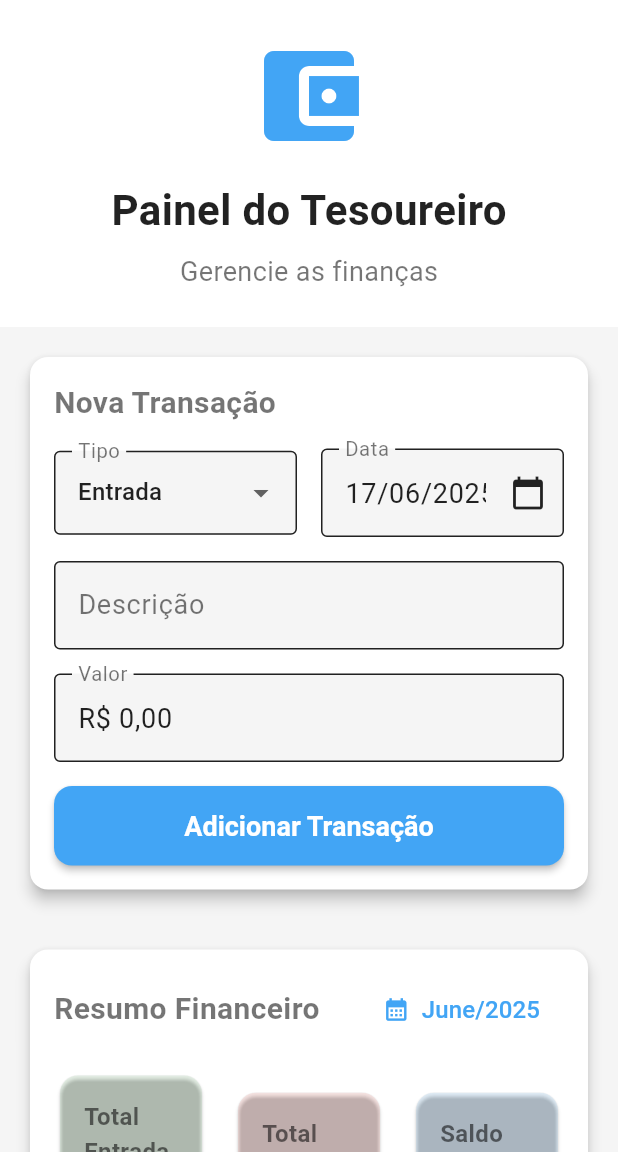
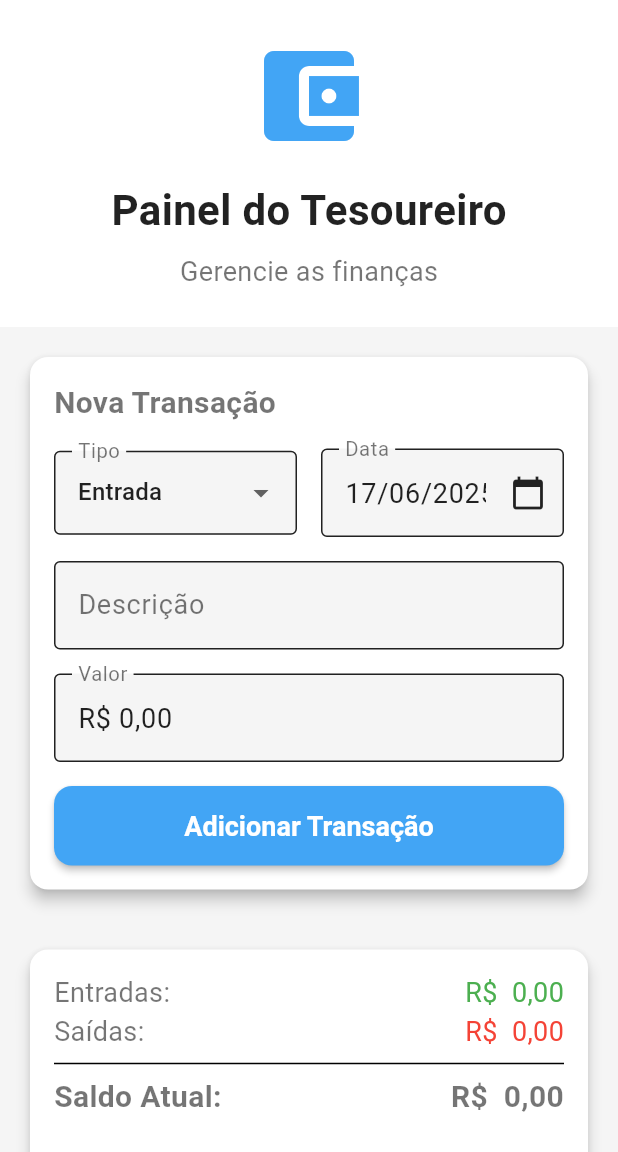
Before and after one commit to ADMGarca/ADMG_app_, a Flutter app: the TesoureiroPage screen opened directly with empty values, on a phone screen of 412 x 824 dp, the part 84-1236 px from its top. Run offline on Flutter 3.47's test engine with Material 3 defaults, Android fonts, the light colour scheme and no system bars; our stand-ins replace flutter_masked_text2, pdf, printing, shared_preferences, supabase_flutter; accounts and stored records are empty.

Commit message:
build:nov0ajusteo

```diff
--- a/lib/screens/harpa/harpa_hymn_page.dart
+++ b/lib/screens/harpa/harpa_hymn_page.dart
@@ -51,10 +51,8 @@ class HarpaHymnPage extends StatelessWidget {
                     Text(
                       hymn['coro'].replaceAll(
                           '<br>', '\n'), // Substitui <br> por nova linha
-                      style: Theme.of(context)
-                          .textTheme
-                          .bodyLarge
-                          ?.copyWith(fontWeight: FontWeight.bold),
+                      style: Theme.of(context).textTheme.bodyLarge?.copyWith(
+                          fontWeight: FontWeight.bold, color: Colors.red),
                     ),
                     const SizedBox(height: 16),
                   ],
--- a/lib/screens/tesoureiro/tesoureiro_page.dart
+++ b/lib/screens/tesoureiro/tesoureiro_page.dart
@@ -150,6 +150,16 @@ class _TesoureiroPageState extends State<TesoureiroPage> {
     }
 
     _saldoAtual = _totalEntradas - _totalSaidas;
+  }
+
+  void _trocarMesFiltro(int meses) {
+    setState(() {
+      final novoMes = _mesFiltro.month + meses;
+      final novoAno = _mesFiltro.year + (novoMes ~/ 12);
+      final mesAjustado = novoMes % 12;
+      _mesFiltro = DateTime(novoAno, mesAjustado == 0 ? 12 : mesAjustado);
+    });
+    _filtrarTransacoesPorMes();
   }
 
   Future<void> _adicionarTransacao() async {
@@ -813,53 +823,62 @@ class _TesoureiroPageState extends State<TesoureiroPage> {
                   child: Padding(
                     padding: const EdgeInsets.all(16.0),
                     child: Column(
-                      crossAxisAlignment: CrossAxisAlignment.start,
                       children: [
                         Row(
                           mainAxisAlignment: MainAxisAlignment.spaceBetween,
                           children: [
-                            const Text(
-                              'Resumo Financeiro',
-                              style: TextStyle(
-                                fontSize: 20,
-                                fontWeight: FontWeight.bold,
-                              ),
-                            ),
-                            TextButton.icon(
-                              onPressed: () => _selecionarMes(context),
-                              icon: const Icon(Icons.calendar_month),
-                              label: Text(
-                                DateFormat('MMMM/yyyy').format(_mesFiltro),
-                                style: const TextStyle(fontSize: 16),
-                              ),
+                            const Text('Entradas:',
+                                style: TextStyle(fontSize: 18)),
+                            Text(
+                              'R\$ ${NumberFormat.currency(locale: 'pt_BR', symbol: '', decimalDigits: 2).format(_totalEntradas)}',
+                              style: const TextStyle(
+                                  fontSize: 18, color: Colors.green),
                             ),
                           ],
                         ),
-                        const SizedBox(height: 16),
                         Row(
+                          mainAxisAlignment: MainAxisAlignment.spaceBetween,
                           children: [
-                            Expanded(
-                              child: _buildResumoCard(
-                                'Total Entradas',
-                                _totalEntradas,
-                                Colors.green,
-                              ),
+                            const Text('Saídas:',
+                                style: TextStyle(fontSize: 18)),
+                            Text(
+                              'R\$ ${NumberFormat.currency(locale: 'pt_BR', symbol: '', decimalDigits: 2).format(_totalSaidas)}',
+                              style: const TextStyle(
+                                  fontSize: 18, color: Colors.red),
                             ),
-                            const SizedBox(width: 16),
-                            Expanded(
-                              child: _buildResumoCard(
-                                'Total Saídas',
-                                _totalSaidas,
-                                Colors.red,
-                              ),
+                          ],
+                        ),
+                        const Divider(),
+                        Row(
+                          mainAxisAlignment: MainAxisAlignment.spaceBetween,
+                          children: [
+                            const Text('Saldo Atual:',
+                                style: TextStyle(
+                                    fontSize: 20, fontWeight: FontWeight.bold)),
+                            Text(
+                              'R\$ ${NumberFormat.currency(locale: 'pt_BR', symbol: '', decimalDigits: 2).format(_saldoAtual)}',
+                              style: const TextStyle(
+                                  fontSize: 20, fontWeight: FontWeight.bold),
                             ),
-                            const SizedBox(width: 16),
-                            Expanded(
-                              child: _buildResumoCard(
-                                'Saldo Atual',
-                                _saldoAtual,
-                                _saldoAtual >= 0 ? Colors.blue : Colors.red,
-                              ),
+                          ],
+                        ),
+                        const SizedBox(height: 20),
+                        Row(
+                          mainAxisAlignment: MainAxisAlignment.center,
+                          children: [
+                            IconButton(
+                              icon: const Icon(Icons.arrow_left),
+                              onPressed: () => _trocarMesFiltro(-1),
+                            ),
+                            Text(
+                              DateFormat('MMMM yyyy', 'pt_BR')
+                                  .format(_mesFiltro),
+                              style: const TextStyle(
+                                  fontSize: 18, fontWeight: FontWeight.bold),
+                            ),
+                            IconButton(
+                              icon: const Icon(Icons.arrow_right),
+                              onPressed: () => _trocarMesFiltro(1),
                             ),
                           ],
                         ),
@@ -999,34 +1018,4 @@ class _TesoureiroPageState extends State<TesoureiroPage> {
       ),
     );
   }
-
-  Widget _buildResumoCard(String titulo, double valor, Color cor) {
-    return Card(
-      color: cor.withOpacity(0.1),
-      child: Padding(
-        padding: const EdgeInsets.all(16.0),
-        child: Column(
-          crossAxisAlignment: CrossAxisAlignment.start,
-          children: [
-            Text(
-              titulo,
-              style: const TextStyle(
-                fontSize: 16,
-                fontWeight: FontWeight.bold,
-              ),
-            ),
-            const SizedBox(height: 8),
-            Text(
-              'R\$ ${NumberFormat.currency(locale: 'pt_BR', symbol: '', decimalDigits: 2).format(valor)}',
-              style: TextStyle(
-                fontSize: 20,
-                fontWeight: FontWeight.bold,
-                color: cor,
-              ),
-            ),
-          ],
-        ),
-      ),
-    );
-  }
 }
```
Also changed, not shown: lib/screens/bible/bible_book_page.dart (+31 -5 lines), lib/screens/login/login_page.dart (+8 -0 lines), lib/screens/tesoureiro/tesoureiro_master_page.dart (+181 -89 lines), assets/fonts/MaterialIcons-Regular.otf, 3 other files.
